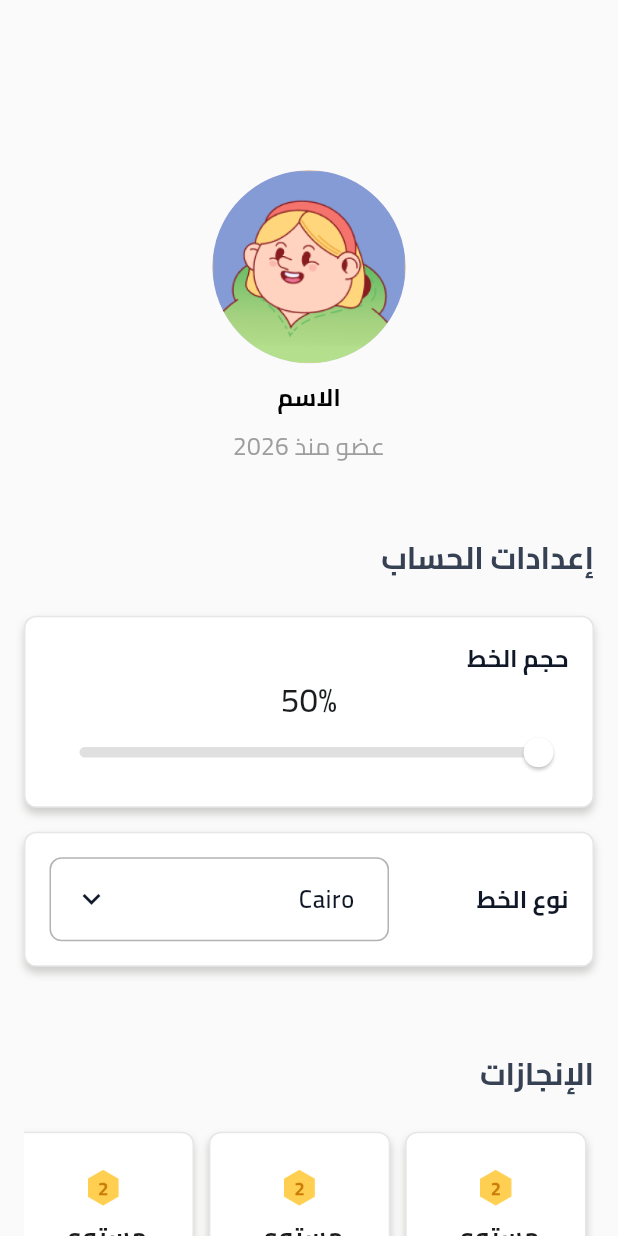
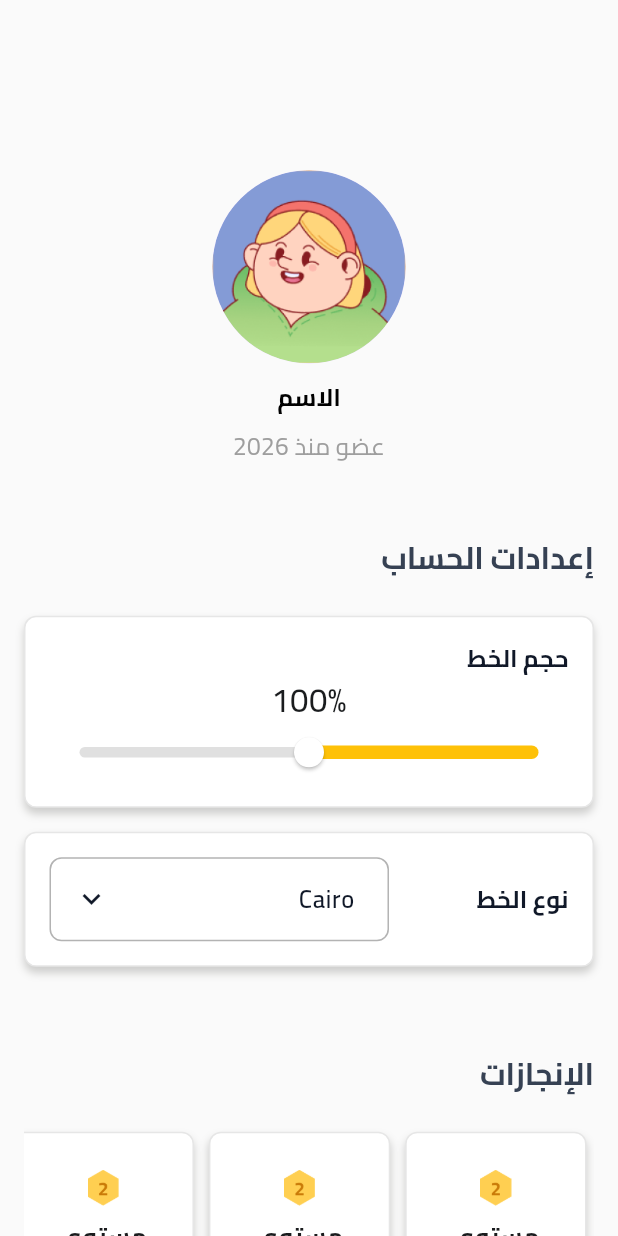
Before and after one commit to MariamElbeshbeeshy/Rafeeq-App, a Flutter app: the screen it shows after launch, on a phone screen of 412 x 824 dp. Run offline on Flutter 3.47's test engine with Material 3 defaults, Android fonts, the phone set to English and light mode, and no system bars; our stand-ins replace bloc, dio, flutter_bloc, flutter_screenutil, permission_handler, pinput; missing offline and left inert: flutter_timer_countdown, mobile_scanner, qr_scanner_overlay.

Commit message:
Implement FontSettingsCubit and integrate font customization in the app; add font size and family options, update theme and UI components accordingly.

```diff
--- /dev/null
+++ b/lib/cubits/font settings cubit/font_settings_cubit.dart
@@ -0,0 +1,25 @@
+import 'package:bloc/bloc.dart';
+import 'package:meta/meta.dart';
+import 'package:rafeeq_app/models/font_settings_model.dart';
+
+part 'font_settings_state.dart';
+
+class FontSettingsCubit extends Cubit<FontSettingsState> {
+  FontSettingsCubit()
+    : super(
+        FontSettingsInitial(
+          fontSettings: FontSettingsModel(fontSize: 100, fontFamily: 'Cairo'),
+        ),
+      );
+
+  void changeFontSize(double newSize) {
+    final updatedSettings = state.fontSettings.copyWith(fontSize: newSize);
+    emit(FontSettingsUpdated(fontSettings: updatedSettings));
+  }
+
+  // ميثود تغيير نوع الخط
+  void changeFontFamily(String newFamily) {
+    final updatedSettings = state.fontSettings.copyWith(fontFamily: newFamily);
+    emit(FontSettingsUpdated(fontSettings: updatedSettings));
+  }
+}
--- /dev/null
+++ b/lib/cubits/font settings cubit/font_settings_state.dart
@@ -0,0 +1,15 @@
+part of 'font_settings_cubit.dart';
+
+@immutable
+sealed class FontSettingsState {
+  final FontSettingsModel fontSettings;
+  const FontSettingsState({required this.fontSettings});
+}
+
+final class FontSettingsInitial extends FontSettingsState {
+  FontSettingsInitial({required super.fontSettings});
+}
+
+final class FontSettingsUpdated extends FontSettingsState {
+  const FontSettingsUpdated({required super.fontSettings});
+}
--- a/lib/helper/constants.dart
+++ b/lib/helper/constants.dart
@@ -27,7 +27,7 @@ const List<DropdownMenuEntry<String>> kFontOptions = [
     labelWidget: Text('Inter', style: TextStyle(fontFamily: 'Inter')),
   ),
   DropdownMenuEntry(
-    value: 'Playpen Sans Arabic',
+    value: 'PlaypenSansArabic',
     label: 'Playpen Sans Arabic',
     labelWidget: Text(
       'Playpen sans Arabic',
--- a/lib/main.dart
+++ b/lib/main.dart
@@ -1,5 +1,7 @@
 import 'package:flutter/material.dart';
+import 'package:flutter_bloc/flutter_bloc.dart';
 import 'package:flutter_localizations/flutter_localizations.dart';
+import 'package:rafeeq_app/cubits/font%20settings%20cubit/font_settings_cubit.dart';
 import 'package:rafeeq_app/views/login_view.dart';
 import 'package:flutter_screenutil/flutter_screenutil.dart';
 import 'package:rafeeq_app/views/otp_view.dart';
@@ -8,7 +10,12 @@ import 'package:rafeeq_app/views/qr_scan_view.dart';
 import 'package:rafeeq_app/widgets/app_theme.dart';
 
 void main() {
-  runApp(const MainApp());
+  runApp(
+    BlocProvider(
+      create: (context) => FontSettingsCubit(),
+      child: const MainApp(),
+    ),
+  );
 }
 
 class MainApp extends StatelessWidget {
@@ -16,27 +23,41 @@ class MainApp extends StatelessWidget {
 
   @override
   Widget build(BuildContext context) {
+    return BlocBuilder<FontSettingsCubit, FontSettingsState>(
+      builder: (context, state) {
         return ScreenUtilInit(
           designSize: const Size(375, 812),
           minTextAdapt: true,
           builder: (context, child) {
             return MaterialApp(
-          locale: const Locale('ar'), // 1. تعيين اللغة للعربية
-          supportedLocales: const [Locale('ar')], // 2. اللغات المدعومة
+              locale: const Locale('ar'),
+              supportedLocales: const [Locale('ar')],
               localizationsDelegates: const [
                 GlobalMaterialLocalizations.delegate,
                 GlobalWidgetsLocalizations.delegate,
                 GlobalCupertinoLocalizations.delegate,
               ],
-          theme: AppTheme(),
+              theme: AppTheme(fontFamily: state.fontSettings.fontFamily),
               debugShowCheckedModeBanner: false,
               routes: {
                 LoginView.id: (context) => LoginView(),
                 QRScanView.id: (context) => QRScanView(),
                 OtpView.id: (context) => OtpView(),
+                ProfileView.id: (context) => ProfileView(),
               },
-          //initialRoute: ProfileView.id,
-          home: ProfileView(),
+              builder: (context, child) {
+                return MediaQuery(
+                  data: MediaQuery.of(context).copyWith(
+                    textScaler: TextScaler.linear(
+                      state.fontSettings.fontSize / 100,
+                    ),
+                  ),
+                  child: child!,
+                );
+              },
+              initialRoute: ProfileView.id,
+            );
+          },
         );
       },
     );
--- a/lib/widgets/app_theme.dart
+++ b/lib/widgets/app_theme.dart
@@ -2,11 +2,11 @@ import 'package:flutter/material.dart';
 import 'package:flutter_screenutil/flutter_screenutil.dart';
 import 'package:rafeeq_app/helper/constants.dart';
 
-ThemeData AppTheme() {
+ThemeData AppTheme({required String fontFamily}) {
   return ThemeData(
     useMaterial3: true,
     brightness: Brightness.light,
-    fontFamily: 'Cairo',
+    fontFamily: fontFamily,
     scaffoldBackgroundColor: kWhiteBackgroundColor,
     appBarTheme: AppBarTheme(
       backgroundColor: kWhiteBackgroundColor,
@@ -38,7 +38,7 @@ ThemeData AppTheme() {
         textStyle: TextStyle(
           fontSize: 16.sp,
           fontWeight: FontWeight.w600,
-          fontFamily: "cairo",
+          fontFamily: fontFamily,
         ),
         backgroundColor: kPrimaryColor,
         foregroundColor: kWhiteBackgroundColor,
@@ -54,7 +54,7 @@ ThemeData AppTheme() {
         textStyle: TextStyle(
           fontSize: 16.sp,
           fontWeight: FontWeight.w600,
-          fontFamily: "cairo",
+          fontFamily: fontFamily,
         ),
         backgroundColor: kWhiteBackgroundColor,
         foregroundColor: kPrimaryColor,
@@ -67,7 +67,7 @@ ThemeData AppTheme() {
       textStyle: TextStyle(
         fontSize: 16.sp,
         fontWeight: FontWeight.w600,
-        fontFamily: "cairo",
+        fontFamily: fontFamily,
         color: Color(0xff101828),
       ),
     ),
--- a/lib/widgets/font_options.dart
+++ b/lib/widgets/font_options.dart
@@ -1,14 +1,18 @@
 import 'package:flutter/material.dart';
+import 'package:flutter_bloc/flutter_bloc.dart';
 import 'package:flutter_screenutil/flutter_screenutil.dart';
+import 'package:rafeeq_app/cubits/font%20settings%20cubit/font_settings_cubit.dart';
 import 'package:rafeeq_app/helper/constants.dart';
 import 'package:rafeeq_app/widgets/custom_card.dart';
 
 class FontOptions extends StatelessWidget {
-  FontOptions({super.key});
-  double _fontSizeValue = 50;
+  const FontOptions({super.key});
 
   @override
   Widget build(BuildContext context) {
+    return BlocBuilder<FontSettingsCubit, FontSettingsState>(
+      builder: (context, state) {
+        final currentSettings = state.fontSettings;
         return Column(
           children: [
             CustomCard(
@@ -26,7 +30,7 @@ class FontOptions extends StatelessWidget {
                   ),
                   Center(
                     child: Text(
-                  '${_fontSizeValue.toInt()}%',
+                      '${currentSettings.fontSize.toInt()}%',
                       style: const TextStyle(
                         fontSize: 22,
                         fontWeight: FontWeight.w500,
@@ -35,17 +39,16 @@ class FontOptions extends StatelessWidget {
                     ),
                   ),
                   Slider(
-                value: _fontSizeValue,
+                    value: state.fontSettings.fontSize,
                     min: 50,
-                max: 200,
+                    max: 150,
                     onChanged: (value) {
-                  _fontSizeValue = value;
+                      context.read<FontSettingsCubit>().changeFontSize(value);
                     },
                   ),
                 ],
               ),
             ),
-
 
             CustomCard(
               child: Row(
@@ -69,7 +72,14 @@ class FontOptions extends StatelessWidget {
                       Icons.keyboard_arrow_up,
                       color: Color(0xff101828),
                     ),
-                initialSelection: 'Cairo',
+                    initialSelection: currentSettings.fontFamily,
+                    onSelected: (value) {
+                      if (value != null) {
+                        context.read<FontSettingsCubit>().changeFontFamily(
+                          value,
+                        );
+                      }
+                    },
                     dropdownMenuEntries: kFontOptions,
                   ),
                 ],
@@ -77,5 +87,7 @@ class FontOptions extends StatelessWidget {
             ),
           ],
         );
+      },
+    );
   }
 }
```
Also changed, not shown: lib/cubits/cubit.dart (deleted). Lines whose indentation alone changed are shown as unchanged.
